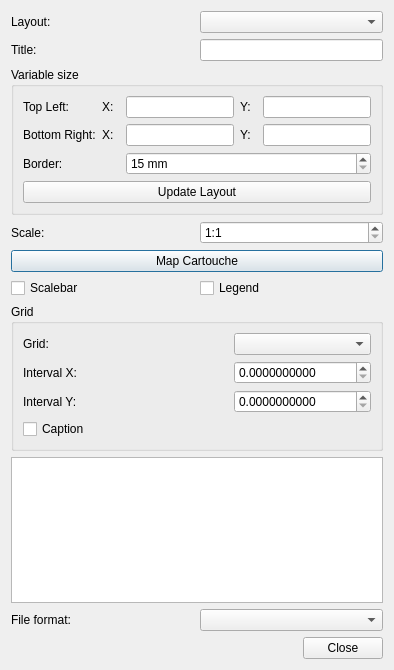
kadas-albireo/kadas-print-plugin, file vbsprint/ui/printdialog.ui: the form before one commit.
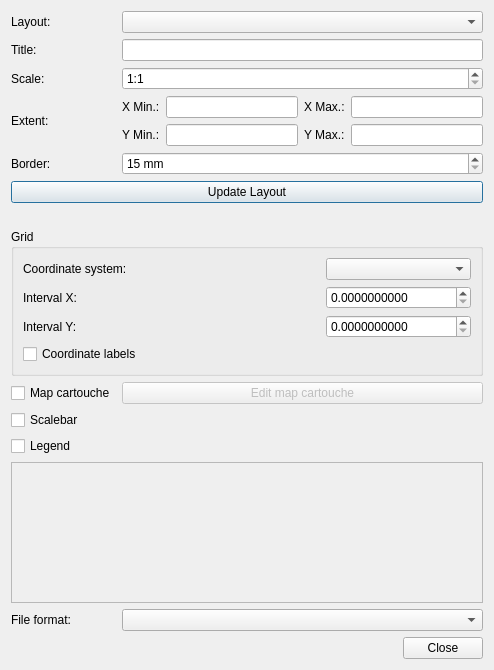
The form after the commit. Icons and pictures are not drawn. Custom widgets are drawn as their Qt base class.

```diff
--- a/vbsprint/ui/printdialog.ui
+++ b/vbsprint/ui/printdialog.ui
@@ -6,7 +6,7 @@
    <rect>
     <x>0</x>
     <y>0</y>
-    <width>394</width>
+    <width>494</width>
     <height>670</height>
    </rect>
   </property>
@@ -15,40 +15,158 @@
   </property>
   <property name="windowIcon">
    <iconset theme="printer">
-    <normaloff/>
-   </iconset>
+    <normaloff>../../../../../../../../../../.designer/backup</normaloff>../../../../../../../../../../.designer/backup</iconset>
   </property>
   <layout class="QGridLayout" name="gridLayout">
-   <item row="6" column="0" colspan="2">
-    <layout class="QHBoxLayout" name="scalebarLegendWidget">
-     <item>
-      <widget class="QCheckBox" name="checkBox_scalebar">
-       <property name="text">
-        <string>Scalebar</string>
-       </property>
-      </widget>
-     </item>
-     <item>
-      <widget class="QCheckBox" name="checkBox_legend">
-       <property name="text">
-        <string>Legend</string>
-       </property>
-      </widget>
-     </item>
-    </layout>
+   <item row="4" column="0">
+    <widget class="QLabel" name="label_border">
+     <property name="text">
+      <string>Border:</string>
+     </property>
+    </widget>
+   </item>
+   <item row="3" column="0">
+    <widget class="QLabel" name="label_extent">
+     <property name="text">
+      <string>Extent:</string>
+     </property>
+    </widget>
+   </item>
+   <item row="4" column="1">
+    <widget class="QDoubleSpinBox" name="spinBox_border">
+     <property name="sizePolicy">
+      <sizepolicy hsizetype="MinimumExpanding" vsizetype="Fixed">
+       <horstretch>0</horstretch>
+       <verstretch>0</verstretch>
+      </sizepolicy>
+     </property>
+     <property name="keyboardTracking">
+      <bool>false</bool>
+     </property>
+     <property name="suffix">
+      <string> mm</string>
+     </property>
+     <property name="decimals">
+      <number>0</number>
+     </property>
+     <property name="minimum">
+      <double>15.000000000000000</double>
+     </property>
+     <property name="maximum">
+      <double>1000.000000000000000</double>
+     </property>
+    </widget>
+   </item>
+   <item row="3" column="1">
+    <widget class="QWidget" name="widget_extent" native="true">
+     <layout class="QGridLayout" name="gridLayout_2">
+      <property name="margin">
+       <number>0</number>
+      </property>
+      <item row="0" column="3">
+       <widget class="QLabel" name="label_xmax">
+        <property name="sizePolicy">
+         <sizepolicy hsizetype="Minimum" vsizetype="Preferred">
+          <horstretch>0</horstretch>
+          <verstretch>0</verstretch>
+         </sizepolicy>
+        </property>
+        <property name="text">
+         <string>X Max.:</string>
+        </property>
+       </widget>
+      </item>
+      <item row="0" column="0">
+       <widget class="QLabel" name="label_xmin">
+        <property name="sizePolicy">
+         <sizepolicy hsizetype="Minimum" vsizetype="Preferred">
+          <horstretch>0</horstretch>
+          <verstretch>0</verstretch>
+         </sizepolicy>
+        </property>
+        <property name="text">
+         <string>X Min.:</string>
+        </property>
+       </widget>
+      </item>
+      <item row="0" column="2">
+       <widget class="QLineEdit" name="lineedit_xmin">
+        <property name="sizePolicy">
+         <sizepolicy hsizetype="MinimumExpanding" vsizetype="Fixed">
+          <horstretch>0</horstretch>
+          <verstretch>0</verstretch>
+         </sizepolicy>
+        </property>
+       </widget>
+      </item>
+      <item row="1" column="3">
+       <widget class="QLabel" name="label_ymax">
+        <property name="sizePolicy">
+         <sizepolicy hsizetype="Minimum" vsizetype="Preferred">
+          <horstretch>0</horstretch>
+          <verstretch>0</verstretch>
+         </sizepolicy>
+        </property>
+        <property name="text">
+         <string>Y Max.:</string>
+        </property>
+       </widget>
+      </item>
+      <item row="1" column="0">
+       <widget class="QLabel" name="label_ymin">
+        <property name="sizePolicy">
+         <sizepolicy hsizetype="Minimum" vsizetype="Preferred">
+          <horstretch>0</horstretch>
+          <verstretch>0</verstretch>
+         </sizepolicy>
+        </property>
+        <property name="text">
+         <string>Y Min.:</string>
+        </property>
+       </widget>
+      </item>
+      <item row="1" column="4">
+       <widget class="QLineEdit" name="lineedit_ymax">
+        <property name="sizePolicy">
+         <sizepolicy hsizetype="MinimumExpanding" vsizetype="Fixed">
+          <horstretch>0</horstretch>
+          <verstretch>0</verstretch>
+         </sizepolicy>
+        </property>
+       </widget>
+      </item>
+      <item row="0" column="4">
+       <widget class="QLineEdit" name="lineedit_xmax">
+        <property name="sizePolicy">
+         <sizepolicy hsizetype="MinimumExpanding" vsizetype="Fixed">
+          <horstretch>0</horstretch>
+          <verstretch>0</verstretch>
+         </sizepolicy>
+        </property>
+       </widget>
+      </item>
+      <item row="1" column="2">
+       <widget class="QLineEdit" name="lineedit_ymin">
+        <property name="sizePolicy">
+         <sizepolicy hsizetype="MinimumExpanding" vsizetype="Fixed">
+          <horstretch>0</horstretch>
+          <verstretch>0</verstretch>
+         </sizepolicy>
+        </property>
+       </widget>
+      </item>
+     </layout>
+    </widget>
    </item>
    <item row="5" column="0" colspan="2">
-    <widget class="QPushButton" name="caseButton">
+    <widget class="QPushButton" name="button_updateLayout">
      <property name="text">
-      <string>Map Cartouche</string>
+      <string>Update Layout</string>
      </property>
     </widget>
    </item>
-   <item row="0" column="1">
-    <widget class="QComboBox" name="comboBox_composers"/>
-   </item>
    <item row="7" column="0" colspan="2">
-    <widget class="QgsCollapsibleGroupBox" name="gridGB">
+    <widget class="QgsCollapsibleGroupBox" name="groupBox_grid">
      <property name="title">
       <string>Grid</string>
      </property>
@@ -57,14 +175,17 @@
        <widget class="QComboBox" name="comboBox_crs"/>
       </item>
       <item row="0" column="0">
-       <widget class="QLabel" name="label_15">
+       <widget class="QLabel" name="label_crs">
         <property name="text">
-         <string>Grid:</string>
+         <string>Coordinate system:</string>
         </property>
        </widget>
       </item>
       <item row="2" column="2">
        <widget class="QDoubleSpinBox" name="spinBox_intervaly">
+        <property name="keyboardTracking">
+         <bool>false</bool>
+        </property>
         <property name="decimals">
          <number>10</number>
         </property>
@@ -74,21 +195,24 @@
        </widget>
       </item>
       <item row="1" column="0">
-       <widget class="QLabel" name="label_2">
+       <widget class="QLabel" name="label_intervalx">
         <property name="text">
          <string>Interval X:</string>
         </property>
        </widget>
       </item>
       <item row="3" column="0" colspan="3">
-       <widget class="QCheckBox" name="checkBox_caption">
+       <widget class="QCheckBox" name="checkBox_gridAnnotations">
         <property name="text">
-         <string>Caption</string>
+         <string>Coordinate labels</string>
         </property>
        </widget>
       </item>
       <item row="1" column="2">
        <widget class="QDoubleSpinBox" name="spinBox_intervalx">
+        <property name="keyboardTracking">
+         <bool>false</bool>
+        </property>
         <property name="decimals">
          <number>10</number>
         </property>
@@ -98,7 +222,7 @@
        </widget>
       </item>
       <item row="2" column="0">
-       <widget class="QLabel" name="label_3">
+       <widget class="QLabel" name="label_intervaly">
         <property name="text">
          <string>Interval Y:</string>
         </property>
@@ -107,149 +231,6 @@
      </layout>
     </widget>
    </item>
-   <item row="3" column="0">
-    <widget class="QLabel" name="label">
-     <property name="text">
-      <string>Scale:</string>
-     </property>
-    </widget>
-   </item>
-   <item row="2" column="0" colspan="2">
-    <widget class="QgsCollapsibleGroupBox" name="coordinateGB">
-     <property name="title">
-      <string>Variable size</string>
-     </property>
-     <property name="flat">
-      <bool>false</bool>
-     </property>
-     <property name="checkable">
-      <bool>false</bool>
-     </property>
-     <property name="checked">
-      <bool>false</bool>
-     </property>
-     <layout class="QGridLayout" name="gridLayout_2">
-      <item row="0" column="0">
-       <widget class="QLabel" name="label_4">
-        <property name="text">
-         <string>Top Left:</string>
-        </property>
-       </widget>
-      </item>
-      <item row="0" column="3">
-       <widget class="QLabel" name="label_7">
-        <property name="text">
-         <string>Y:</string>
-        </property>
-       </widget>
-      </item>
-      <item row="0" column="2">
-       <widget class="QLineEdit" name="xleftLE">
-        <property name="sizePolicy">
-         <sizepolicy hsizetype="Preferred" vsizetype="Fixed">
-          <horstretch>0</horstretch>
-          <verstretch>0</verstretch>
-         </sizepolicy>
-        </property>
-       </widget>
-      </item>
-      <item row="1" column="1">
-       <widget class="QLabel" name="label_9">
-        <property name="text">
-         <string>X:</string>
-        </property>
-       </widget>
-      </item>
-      <item row="1" column="4">
-       <widget class="QLineEdit" name="ybottomLE">
-        <property name="sizePolicy">
-         <sizepolicy hsizetype="Preferred" vsizetype="Fixed">
-          <horstretch>0</horstretch>
-          <verstretch>0</verstretch>
-         </sizepolicy>
-        </property>
-       </widget>
-      </item>
-      <item row="0" column="4">
-       <widget class="QLineEdit" name="ytopLE">
-        <property name="sizePolicy">
-         <sizepolicy hsizetype="Preferred" vsizetype="Fixed">
-          <horstretch>0</horstretch>
-          <verstretch>0</verstretch>
-         </sizepolicy>
-        </property>
-       </widget>
-      </item>
-      <item row="1" column="0">
-       <widget class="QLabel" name="label_5">
-        <property name="text">
-         <string>Bottom Right:</string>
-        </property>
-       </widget>
-      </item>
-      <item row="1" column="3">
-       <widget class="QLabel" name="label_8">
-        <property name="text">
-         <string>Y:</string>
-        </property>
-       </widget>
-      </item>
-      <item row="2" column="0">
-       <widget class="QLabel" name="label_10">
-        <property name="text">
-         <string>Border:</string>
-        </property>
-       </widget>
-      </item>
-      <item row="0" column="1">
-       <widget class="QLabel" name="label_6">
-        <property name="sizePolicy">
-         <sizepolicy hsizetype="Minimum" vsizetype="Preferred">
-          <horstretch>0</horstretch>
-          <verstretch>0</verstretch>
-         </sizepolicy>
-        </property>
-        <property name="text">
-         <string>X:</string>
-        </property>
-       </widget>
-      </item>
-      <item row="1" column="2">
-       <widget class="QLineEdit" name="xrightLE">
-        <property name="sizePolicy">
-         <sizepolicy hsizetype="Preferred" vsizetype="Fixed">
-          <horstretch>0</horstretch>
-          <verstretch>0</verstretch>
-         </sizepolicy>
-        </property>
-       </widget>
-      </item>
-      <item row="3" column="0" colspan="5">
-       <widget class="QPushButton" name="coordinateButton">
-        <property name="text">
-         <string>Update Layout</string>
-        </property>
-       </widget>
-      </item>
-      <item row="2" column="2" colspan="3">
-       <widget class="QDoubleSpinBox" name="borderSB">
-        <property name="suffix">
-         <string> mm</string>
-        </property>
-        <property name="decimals">
-         <number>0</number>
-        </property>
-        <property name="minimum">
-         <double>15.000000000000000</double>
-        </property>
-        <property name="maximum">
-         <double>1000.000000000000000</double>
-        </property>
-       </widget>
-      </item>
-     </layout>
-    </widget>
-   </item>
    <item row="0" column="0">
     <widget class="QLabel" name="label_composers">
      <property name="text">
@@ -257,26 +238,7 @@
      </property>
     </widget>
    </item>
-   <item row="3" column="1">
-    <widget class="QSpinBox" name="spinBoxScale">
-     <property name="prefix">
-      <string notr="true">1:</string>
-     </property>
-     <property name="minimum">
-      <number>1</number>
-     </property>
-     <property name="maximum">
-      <number>1000000000</number>
-     </property>
-     <property name="singleStep">
-      <number>1</number>
-     </property>
-    </widget>
-   </item>
-   <item row="9" column="1">
-    <widget class="QComboBox" name="comboBox_fileformat"/>
-   </item>
-   <item row="10" column="0" colspan="2">
+   <item row="15" column="0" colspan="2">
     <widget class="QDialogButtonBox" name="buttonBox">
      <property name="orientation">
       <enum>Qt::Horizontal</enum>
@@ -286,33 +248,142 @@
      </property>
     </widget>
    </item>
+   <item row="1" column="0">
+    <widget class="QLabel" name="label_title">
+     <property name="text">
+      <string>Title:</string>
+     </property>
+    </widget>
+   </item>
+   <item row="2" column="1">
+    <widget class="QSpinBox" name="spinBox_scale">
+     <property name="sizePolicy">
+      <sizepolicy hsizetype="MinimumExpanding" vsizetype="Fixed">
+       <horstretch>0</horstretch>
+       <verstretch>0</verstretch>
+      </sizepolicy>
+     </property>
+     <property name="keyboardTracking">
+      <bool>false</bool>
+     </property>
+     <property name="prefix">
+      <string notr="true">1:</string>
+     </property>
+     <property name="minimum">
+      <number>1</number>
+     </property>
+     <property name="maximum">
+      <number>1000000000</number>
+     </property>
+     <property name="singleStep">
+      <number>1</number>
+     </property>
+    </widget>
+   </item>
+   <item row="0" column="1">
+    <widget class="QComboBox" name="comboBox_composers">
+     <property name="sizePolicy">
+      <sizepolicy hsizetype="MinimumExpanding" vsizetype="Fixed">
+       <horstretch>0</horstretch>
+       <verstretch>0</verstretch>
+      </sizepolicy>
+     </property>
+    </widget>
+   </item>
    <item row="9" column="0">
+    <widget class="QCheckBox" name="checkBox_scalebar">
+     <property name="text">
+      <string>Scalebar</string>
+     </property>
+    </widget>
+   </item>
+   <item row="10" column="0">
+    <widget class="QCheckBox" name="checkBox_legend">
+     <property name="text">
+      <string>Legend</string>
+     </property>
+    </widget>
+   </item>
+   <item row="8" column="1">
+    <widget class="QPushButton" name="button_mapCartouche">
+     <property name="enabled">
+      <bool>false</bool>
+     </property>
+     <property name="sizePolicy">
+      <sizepolicy hsizetype="MinimumExpanding" vsizetype="Fixed">
+       <horstretch>0</horstretch>
+       <verstretch>0</verstretch>
+      </sizepolicy>
+     </property>
+     <property name="text">
+      <string>Edit map cartouche</string>
+     </property>
+    </widget>
+   </item>
+   <item row="14" column="0">
     <widget class="QLabel" name="label_fileformat">
      <property name="text">
       <string>File format:</string>
      </property>
     </widget>
    </item>
-   <item row="8" column="0" colspan="2">
-    <widget class="QGraphicsView" name="previewGraphic"/>
-   </item>
-   <item row="1" column="0">
-    <widget class="QLabel" name="label_14">
-     <property name="text">
-      <string>Title:</string>
-     </property>
-    </widget>
-   </item>
    <item row="1" column="1">
-    <widget class="QLineEdit" name="titleLE">
+    <widget class="QLineEdit" name="lineEdit_title">
      <property name="sizePolicy">
-      <sizepolicy hsizetype="Preferred" vsizetype="Fixed">
+      <sizepolicy hsizetype="MinimumExpanding" vsizetype="Fixed">
        <horstretch>0</horstretch>
        <verstretch>0</verstretch>
       </sizepolicy>
      </property>
     </widget>
    </item>
+   <item row="8" column="0">
+    <widget class="QCheckBox" name="checkBox_mapCartouche">
+     <property name="text">
+      <string>Map cartouche</string>
+     </property>
+    </widget>
+   </item>
+   <item row="2" column="0">
+    <widget class="QLabel" name="label_scale">
+     <property name="text">
+      <string>Scale:</string>
+     </property>
+    </widget>
+   </item>
+   <item row="14" column="1">
+    <widget class="QComboBox" name="comboBox_fileformat">
+     <property name="sizePolicy">
+      <sizepolicy hsizetype="MinimumExpanding" vsizetype="Fixed">
+       <horstretch>0</horstretch>
+       <verstretch>0</verstretch>
+      </sizepolicy>
+     </property>
+    </widget>
+   </item>
+   <item row="13" column="0" colspan="2">
+    <widget class="QGraphicsView" name="previewGraphic">
+     <property name="enabled">
+      <bool>false</bool>
+     </property>
+     <property name="verticalScrollBarPolicy">
+      <enum>Qt::ScrollBarAlwaysOff</enum>
+     </property>
+     <property name="horizontalScrollBarPolicy">
+      <enum>Qt::ScrollBarAlwaysOff</enum>
+     </property>
+     <property name="interactive">
+      <bool>false</bool>
+     </property>
+    </widget>
+   </item>
+   <item row="6" column="0" colspan="2">
+    <widget class="QLabel" name="label_paperSize">
+     <property name="text">
+      <string/>
+     </property>
+    </widget>
+   </item>
   </layout>
  </widget>
  <customwidgets>
```
Left out of the diff: 17 changed lines with no effect on the pictures.
